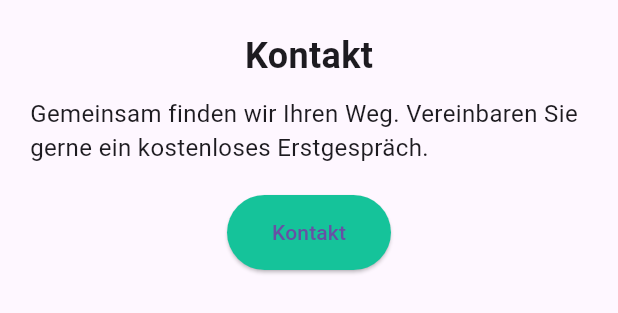
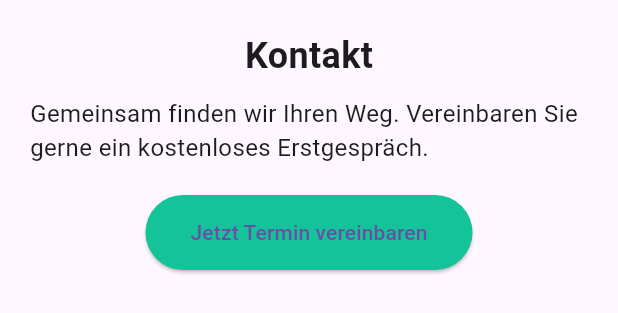
Before and after one commit to Dopa91/hp_hn_ly, a Flutter app: the ContactSection widget shown alone on an empty page, opened directly, on a phone screen of 412 x 824 dp. Shown: the top 313 px of the screen. Run offline on Flutter 3.47's test engine with Material 3 defaults, Android fonts, the phone set to English and light mode, and no system bars; network calls fail.

Commit message:
added Appointmentbutton to Contact & Feature Section.

```diff
--- a/lib/contact_section.dart
+++ b/lib/contact_section.dart
@@ -1,4 +1,5 @@
 import 'package:flutter/material.dart';
+import 'package:hp_hn_ly/appointment_url_button.dart';
 
 class ContactSection extends StatelessWidget {
   const ContactSection({super.key});
@@ -24,16 +25,7 @@ class ContactSection extends StatelessWidget {
             ),
           ),
           SizedBox(height: 20),
-          ElevatedButton(
-            onPressed: () {
-              // Action for button
-            },
-            style: ElevatedButton.styleFrom(
-              backgroundColor: Color(0xFF15C39A),
-              padding: EdgeInsets.symmetric(horizontal: 30, vertical: 15),
-            ),
-            child: Text('Kontakt'),
-          ),
+          AppointmentUrlButton(),
         ],
       ),
     );
```
Also changed, not shown: lib/feature_section.dart (+3 -10 lines).
